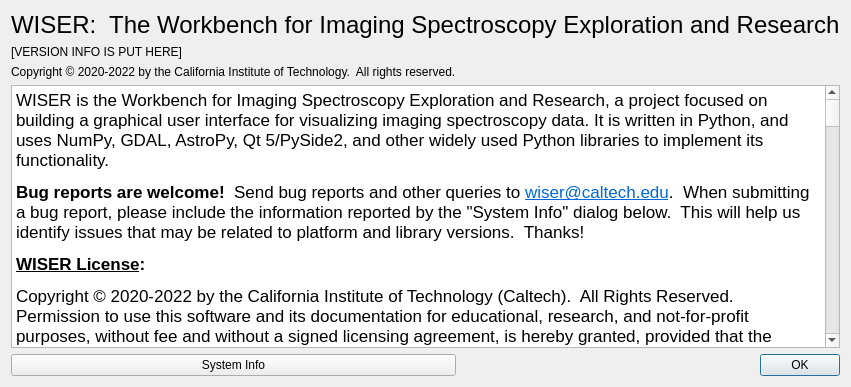
First picture: the form in src/wiser/gui/ui_files/about_dialog.ui, repository Ehlmann-research-group/WISER, before the edit.
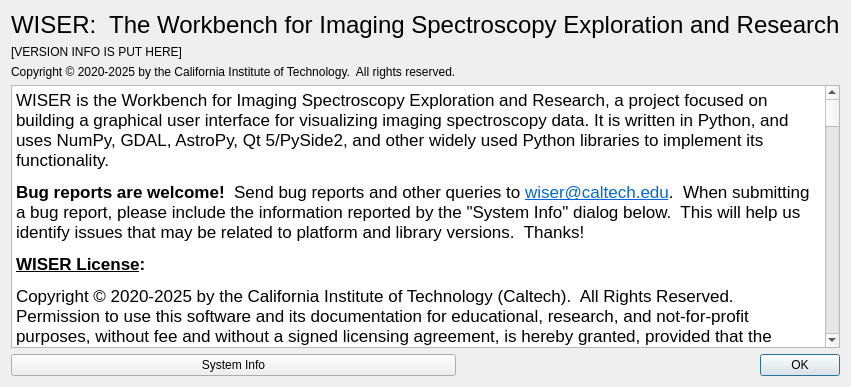
Second picture: the form after the edit.

What changed in the file:
```diff
--- a/src/wiser/gui/ui_files/about_dialog.ui
+++ b/src/wiser/gui/ui_files/about_dialog.ui
@@ -6,7 +6,7 @@
    <rect>
     <x>0</x>
     <y>0</y>
-    <width>641</width>
+    <width>836</width>
     <height>387</height>
    </rect>
   </property>
@@ -23,63 +23,63 @@
       <string>&lt;!DOCTYPE HTML PUBLIC &quot;-//W3C//DTD HTML 4.0//EN&quot; &quot;http://www.w3.org/TR/REC-html40/strict.dtd&quot;&gt;
 &lt;html&gt;&lt;head&gt;&lt;meta name=&quot;qrichtext&quot; content=&quot;1&quot; /&gt;&lt;style type=&quot;text/css&quot;&gt;
 p, li { white-space: pre-wrap; }
-&lt;/style&gt;&lt;/head&gt;&lt;body style=&quot; font-family:'.AppleSystemUIFont'; font-size:13pt; font-weight:400; font-style:normal;&quot;&gt;
-&lt;p style=&quot; margin-top:0px; margin-bottom:0px; margin-left:0px; margin-right:0px; -qt-block-indent:0; text-indent:0px;&quot;&gt;WISER is the Workbench for Imaging Spectroscopy Exploration and Research, a project focused on building a graphical user interface for visualizing imaging spectroscopy data. It is written in Python, and uses NumPy, GDAL, AstroPy, Qt 5/PySide2, and other widely used Python libraries to implement its functionality.&lt;/p&gt;
-&lt;p style=&quot; margin-top:12px; margin-bottom:12px; margin-left:0px; margin-right:0px; -qt-block-indent:0; text-indent:0px;&quot;&gt;&lt;span style=&quot; font-weight:600;&quot;&gt;Bug reports are welcome!&lt;/span&gt;  Send bug reports and other queries to &lt;a href=&quot;mailto:wiser@caltech.edu&quot;&gt;&lt;span style=&quot; text-decoration: underline; color:#0068da;&quot;&gt;wiser@caltech.edu&lt;/span&gt;&lt;/a&gt;.  When submitting a bug report, please include the information reported by the &amp;quot;System Info&amp;quot; dialog below.  This will help us identify issues that may be related to platform and library versions.  Thanks!&lt;/p&gt;
-&lt;p style=&quot; margin-top:12px; margin-bottom:12px; margin-left:0px; margin-right:0px; -qt-block-indent:0; text-indent:0px;&quot;&gt;&lt;span style=&quot; font-weight:600; text-decoration: underline;&quot;&gt;WISER License&lt;/span&gt;&lt;span style=&quot; font-weight:600;&quot;&gt;:&lt;/span&gt;&lt;/p&gt;
-&lt;p style=&quot; margin-top:12px; margin-bottom:12px; margin-left:0px; margin-right:0px; -qt-block-indent:0; text-indent:0px;&quot;&gt;Copyright © 2020-2022 by the California Institute of Technology (Caltech).  All Rights Reserved.  Permission to use this software and its documentation for educational, research, and not-for-profit purposes, without fee and without a signed licensing agreement, is hereby granted, provided that the above copyright notice, this paragraph and the following two paragraphs appear in all copies, modifications, and distributions.  Contact the Caltech Technology Transfer and Corporate Partnerships Office, 1200 E. California Blvd., Pasadena, CA 91125, (626) 395-3066, &lt;a href=&quot;mailto:innovation@caltech.edu&quot;&gt;&lt;span style=&quot; text-decoration: underline; color:#0068da;&quot;&gt;innovation@caltech.edu&lt;/span&gt;&lt;/a&gt;, &lt;a href=&quot;https://innovation.caltech.edu&quot;&gt;&lt;span style=&quot; text-decoration: underline; color:#0068da;&quot;&gt;https://innovation.caltech.edu&lt;/span&gt;&lt;/a&gt; for commercial licensing opportunities.&lt;/p&gt;
-&lt;p style=&quot; margin-top:12px; margin-bottom:12px; margin-left:0px; margin-right:0px; -qt-block-indent:0; text-indent:0px;&quot;&gt;IN NO EVENT SHALL CALTECH BE LIABLE TO ANY PARTY FOR DIRECT, INDIRECT, SPECIAL, INCIDENTAL, OR CONSEQUENTIAL DAMAGES, INCLUDING LOST PROFITS, ARISING OUT OF THE USE OF THIS SOFTWARE AND ITS DOCUMENTATION, EVEN IF CALTECH HAS BEEN ADVISED OF THE POSSIBILITY OF SUCH DAMAGE.&lt;/p&gt;
-&lt;p style=&quot; margin-top:12px; margin-bottom:12px; margin-left:0px; margin-right:0px; -qt-block-indent:0; text-indent:0px;&quot;&gt;CALTECH SPECIFICALLY DISCLAIMS ANY WARRANTIES, INCLUDING, BUT NOT LIMITED TO, THE IMPLIED WARRANTIES OF MERCHANTABILITY AND FITNESS FOR A PARTICULAR PURPOSE.  THE SOFTWARE AND ACCOMPANYING DOCUMENTATION, IF ANY, PROVIDED HEREUNDER IS PROVIDED &amp;quot;AS IS&amp;quot;.  CALTECH HAS NO OBLIGATION TO PROVIDE MAINTENANCE, SUPPORT, UPDATES, ENHANCEMENTS, OR MODIFICATIONS.&lt;/p&gt;
-&lt;p style=&quot; margin-top:12px; margin-bottom:12px; margin-left:0px; margin-right:0px; -qt-block-indent:0; text-indent:0px;&quot;&gt;&lt;span style=&quot; font-weight:600; text-decoration: underline;&quot;&gt;The following are license notices for software used in WISER&lt;/span&gt;&lt;span style=&quot; font-weight:600;&quot;&gt;:&lt;/span&gt;&lt;/p&gt;
-&lt;p style=&quot; margin-top:12px; margin-bottom:12px; margin-left:0px; margin-right:0px; -qt-block-indent:0; text-indent:0px;&quot;&gt;&lt;span style=&quot; font-weight:600;&quot;&gt;AstroPy:&lt;/span&gt;&lt;/p&gt;
-&lt;p style=&quot; margin-top:12px; margin-bottom:12px; margin-left:0px; margin-right:0px; -qt-block-indent:0; text-indent:0px;&quot;&gt;Copyright (c) 2011-2017, Astropy Developers.  All rights reserved.&lt;/p&gt;
-&lt;p style=&quot; margin-top:12px; margin-bottom:12px; margin-left:0px; margin-right:0px; -qt-block-indent:0; text-indent:0px;&quot;&gt;Redistribution and use in source and binary forms, with or without modification, are permitted provided that the following conditions are met:&lt;/p&gt;
-&lt;ul style=&quot;margin-top: 0px; margin-bottom: 0px; margin-left: 0px; margin-right: 0px; -qt-list-indent: 1;&quot;&gt;&lt;li style=&quot;&quot; style=&quot; margin-top:12px; margin-bottom:12px; margin-left:0px; margin-right:0px; -qt-block-indent:0; text-indent:0px;&quot;&gt;Redistributions of source code must retain the above copyright notice, this list of conditions and the following disclaimer.&lt;/li&gt;
-&lt;li style=&quot;&quot; style=&quot; margin-top:12px; margin-bottom:12px; margin-left:0px; margin-right:0px; -qt-block-indent:0; text-indent:0px;&quot;&gt;Redistributions in binary form must reproduce the above copyright notice, this list of conditions and the following disclaimer in the documentation and/or other materials provided with the distribution.&lt;/li&gt;
-&lt;li style=&quot;&quot; style=&quot; margin-top:12px; margin-bottom:12px; margin-left:0px; margin-right:0px; -qt-block-indent:0; text-indent:0px;&quot;&gt;Neither the name of the Astropy Team nor the names of its contributors may be used to endorse or promote products derived from this software without specific prior written permission.&lt;/li&gt;&lt;/ul&gt;
-&lt;p style=&quot; margin-top:12px; margin-bottom:12px; margin-left:0px; margin-right:0px; -qt-block-indent:0; text-indent:0px;&quot;&gt;THIS SOFTWARE IS PROVIDED BY THE COPYRIGHT HOLDERS AND CONTRIBUTORS “AS IS” AND ANY EXPRESS OR IMPLIED WARRANTIES, INCLUDING, BUT NOT LIMITED TO, THE IMPLIED WARRANTIES OF MERCHANTABILITY AND FITNESS FOR A PARTICULAR PURPOSE ARE DISCLAIMED. IN NO EVENT SHALL THE COPYRIGHT HOLDER OR CONTRIBUTORS BE LIABLE FOR ANY DIRECT, INDIRECT, INCIDENTAL, SPECIAL, EXEMPLARY, OR CONSEQUENTIAL DAMAGES (INCLUDING, BUT NOT LIMITED TO, PROCUREMENT OF SUBSTITUTE GOODS OR SERVICES; LOSS OF USE, DATA, OR PROFITS; OR BUSINESS INTERRUPTION) HOWEVER CAUSED AND ON ANY THEORY OF LIABILITY, WHETHER IN CONTRACT, STRICT LIABILITY, OR TORT (INCLUDING NEGLIGENCE OR OTHERWISE) ARISING IN ANY WAY OUT OF THE USE OF THIS SOFTWARE, EVEN IF ADVISED OF THE POSSIBILITY OF SUCH DAMAGE.&lt;/p&gt;
-&lt;p style=&quot; margin-top:12px; margin-bottom:12px; margin-left:0px; margin-right:0px; -qt-block-indent:0; text-indent:0px;&quot;&gt;&lt;span style=&quot; font-weight:600;&quot;&gt;GDAL:&lt;/span&gt;&lt;/p&gt;
-&lt;p style=&quot; margin-top:12px; margin-bottom:12px; margin-left:0px; margin-right:0px; -qt-block-indent:0; text-indent:0px;&quot;&gt;In general GDAL/OGR is licensed under an MIT/X style license with the following terms:&lt;/p&gt;
-&lt;p style=&quot; margin-top:12px; margin-bottom:12px; margin-left:0px; margin-right:0px; -qt-block-indent:0; text-indent:0px;&quot;&gt;Permission is hereby granted, free of charge, to any person obtaining a copy of this software and associated documentation files (the “Software”), to deal in the Software without restriction, including without limitation the rights to use, copy, modify, merge, publish, distribute, sublicense, and/or sell copies of the Software, and to permit persons to whom the Software is furnished to do so, subject to the following conditions:&lt;/p&gt;
-&lt;p style=&quot; margin-top:12px; margin-bottom:12px; margin-left:0px; margin-right:0px; -qt-block-indent:0; text-indent:0px;&quot;&gt;The above copyright notice and this permission notice shall be included in all copies or substantial portions of the Software.&lt;/p&gt;
-&lt;p style=&quot; margin-top:12px; margin-bottom:12px; margin-left:0px; margin-right:0px; -qt-block-indent:0; text-indent:0px;&quot;&gt;THE SOFTWARE IS PROVIDED “AS IS”, WITHOUT WARRANTY OF ANY KIND, EXPRESS OR IMPLIED, INCLUDING BUT NOT LIMITED TO THE WARRANTIES OF MERCHANTABILITY, FITNESS FOR A PARTICULAR PURPOSE AND NONINFRINGEMENT. IN NO EVENT SHALL THE AUTHORS OR COPYRIGHT HOLDERS BE LIABLE FOR ANY CLAIM, DAMAGES OR OTHER LIABILITY, WHETHER IN AN ACTION OF CONTRACT, TORT OR OTHERWISE, ARISING FROM, OUT OF OR IN CONNECTION WITH THE SOFTWARE OR THE USE OR OTHER DEALINGS IN THE SOFTWARE.&lt;/p&gt;
-&lt;p style=&quot; margin-top:12px; margin-bottom:12px; margin-left:0px; margin-right:0px; -qt-block-indent:0; text-indent:0px;&quot;&gt;&lt;span style=&quot; font-weight:600;&quot;&gt;NumPy:&lt;/span&gt;&lt;/p&gt;
-&lt;p style=&quot; margin-top:12px; margin-bottom:12px; margin-left:0px; margin-right:0px; -qt-block-indent:0; text-indent:0px;&quot;&gt;Copyright (c) 2005, NumPy Developers.  All rights reserved.&lt;/p&gt;
-&lt;p style=&quot; margin-top:12px; margin-bottom:12px; margin-left:0px; margin-right:0px; -qt-block-indent:0; text-indent:0px;&quot;&gt;Redistribution and use in source and binary forms, with or without modification, are permitted provided that the following conditions are met:&lt;/p&gt;
-&lt;ul style=&quot;margin-top: 0px; margin-bottom: 0px; margin-left: 0px; margin-right: 0px; -qt-list-indent: 1;&quot;&gt;&lt;li style=&quot;&quot; style=&quot; margin-top:12px; margin-bottom:12px; margin-left:0px; margin-right:0px; -qt-block-indent:0; text-indent:0px;&quot;&gt;Redistributions of source code must retain the above copyright notice, this list of conditions and the following disclaimer.&lt;/li&gt;
-&lt;li style=&quot;&quot; style=&quot; margin-top:12px; margin-bottom:12px; margin-left:0px; margin-right:0px; -qt-block-indent:0; text-indent:0px;&quot;&gt;Redistributions in binary form must reproduce the above copyright notice, this list of conditions and the following disclaimer in the documentation and/or other materials provided with the distribution.&lt;/li&gt;
-&lt;li style=&quot;&quot; style=&quot; margin-top:12px; margin-bottom:12px; margin-left:0px; margin-right:0px; -qt-block-indent:0; text-indent:0px;&quot;&gt;Neither the name of the NumPy Developers nor the names of any contributors may be used to endorse or promote products derived from this software without specific prior written permission.&lt;/li&gt;&lt;/ul&gt;
-&lt;p style=&quot; margin-top:12px; margin-bottom:12px; margin-left:0px; margin-right:0px; -qt-block-indent:0; text-indent:0px;&quot;&gt;THIS SOFTWARE IS PROVIDED BY THE COPYRIGHT HOLDERS AND CONTRIBUTORS “AS IS” AND ANY EXPRESS OR IMPLIED WARRANTIES, INCLUDING, BUT NOT LIMITED TO, THE IMPLIED WARRANTIES OF MERCHANTABILITY AND FITNESS FOR A PARTICULAR PURPOSE ARE DISCLAIMED. IN NO EVENT SHALL THE COPYRIGHT OWNER OR CONTRIBUTORS BE LIABLE FOR ANY DIRECT, INDIRECT, INCIDENTAL, SPECIAL, EXEMPLARY, OR CONSEQUENTIAL DAMAGES (INCLUDING, BUT NOT LIMITED TO, PROCUREMENT OF SUBSTITUTE GOODS OR SERVICES; LOSS OF USE, DATA, OR PROFITS; OR BUSINESS INTERRUPTION) HOWEVER CAUSED AND ON ANY THEORY OF LIABILITY, WHETHER IN CONTRACT, STRICT LIABILITY, OR TORT (INCLUDING NEGLIGENCE OR OTHERWISE) ARISING IN ANY WAY OUT OF THE USE OF THIS SOFTWARE, EVEN IF ADVISED OF THE POSSIBILITY OF SUCH DAMAGE.&lt;/p&gt;
-&lt;p style=&quot; margin-top:12px; margin-bottom:12px; margin-left:0px; margin-right:0px; -qt-block-indent:0; text-indent:0px;&quot;&gt;&lt;span style=&quot; font-weight:600;&quot;&gt;Lark parser framework:&lt;/span&gt;&lt;/p&gt;
-&lt;p style=&quot; margin-top:0px; margin-bottom:0px; margin-left:0px; margin-right:0px; -qt-block-indent:0; text-indent:0px;&quot;&gt;Copyright © 2017 Erez Shinan&lt;/p&gt;
-&lt;p style=&quot;-qt-paragraph-type:empty; margin-top:0px; margin-bottom:0px; margin-left:0px; margin-right:0px; -qt-block-indent:0; text-indent:0px;&quot;&gt;&lt;br /&gt;&lt;/p&gt;
-&lt;p style=&quot; margin-top:0px; margin-bottom:0px; margin-left:0px; margin-right:0px; -qt-block-indent:0; text-indent:0px;&quot;&gt;Permission is hereby granted, free of charge, to any person obtaining a copy of this software and associated documentation files (the &amp;quot;Software&amp;quot;), to deal in the Software without restriction, including without limitation the rights to use, copy, modify, merge, publish, distribute, sublicense, and/or sell copies of the Software, and to permit persons to whom the Software is furnished to do so, subject to the following conditions:&lt;/p&gt;
-&lt;p style=&quot;-qt-paragraph-type:empty; margin-top:0px; margin-bottom:0px; margin-left:0px; margin-right:0px; -qt-block-indent:0; text-indent:0px;&quot;&gt;&lt;br /&gt;&lt;/p&gt;
-&lt;p style=&quot; margin-top:0px; margin-bottom:0px; margin-left:0px; margin-right:0px; -qt-block-indent:0; text-indent:0px;&quot;&gt;The above copyright notice and this permission notice shall be included in all copies or substantial portions of the Software.&lt;/p&gt;
-&lt;p style=&quot;-qt-paragraph-type:empty; margin-top:0px; margin-bottom:0px; margin-left:0px; margin-right:0px; -qt-block-indent:0; text-indent:0px;&quot;&gt;&lt;br /&gt;&lt;/p&gt;
-&lt;p style=&quot; margin-top:0px; margin-bottom:0px; margin-left:0px; margin-right:0px; -qt-block-indent:0; text-indent:0px;&quot;&gt;THE SOFTWARE IS PROVIDED &amp;quot;AS IS&amp;quot;, WITHOUT WARRANTY OF ANY KIND, EXPRESS OR IMPLIED, INCLUDING BUT NOT LIMITED TO THE WARRANTIES OF MERCHANTABILITY, FITNESS FOR A PARTICULAR PURPOSE AND NONINFRINGEMENT.  IN NO EVENT SHALL THE AUTHORS OR COPYRIGHT HOLDERS BE LIABLE FOR ANY CLAIM, DAMAGES OR OTHER LIABILITY, WHETHER IN AN ACTION OF CONTRACT, TORT OR OTHERWISE, ARISING FROM, OUT OF OR IN CONNECTION WITH THE SOFTWARE OR THE USE OR OTHER DEALINGS IN THE SOFTWARE.&lt;/p&gt;
-&lt;p style=&quot; margin-top:12px; margin-bottom:12px; margin-left:0px; margin-right:0px; -qt-block-indent:0; text-indent:0px;&quot;&gt;&lt;span style=&quot; font-weight:600;&quot;&gt;Pillow (PIL Fork):&lt;/span&gt;&lt;/p&gt;
-&lt;p style=&quot; margin-top:12px; margin-bottom:12px; margin-left:0px; margin-right:0px; -qt-block-indent:0; text-indent:0px;&quot;&gt;The Python Imaging Library (PIL) is&lt;/p&gt;
-&lt;p style=&quot; margin-top:0px; margin-bottom:0px; margin-left:0px; margin-right:0px; -qt-block-indent:0; text-indent:0px;&quot;&gt;	Copyright © 1997-2011 by Secret Labs AB&lt;/p&gt;
-&lt;p style=&quot; margin-top:0px; margin-bottom:0px; margin-left:0px; margin-right:0px; -qt-block-indent:0; text-indent:0px;&quot;&gt;	Copyright © 1995-2011 by Fredrik Lundh&lt;/p&gt;
-&lt;p style=&quot;-qt-paragraph-type:empty; margin-top:0px; margin-bottom:0px; margin-left:0px; margin-right:0px; -qt-block-indent:0; text-indent:0px;&quot;&gt;&lt;br /&gt;&lt;/p&gt;
-&lt;p style=&quot; margin-top:0px; margin-bottom:0px; margin-left:0px; margin-right:0px; -qt-block-indent:0; text-indent:0px;&quot;&gt;Pillow is the friendly PIL fork. It is&lt;/p&gt;
-&lt;p style=&quot;-qt-paragraph-type:empty; margin-top:0px; margin-bottom:0px; margin-left:0px; margin-right:0px; -qt-block-indent:0; text-indent:0px;&quot;&gt;&lt;br /&gt;&lt;/p&gt;
-&lt;p style=&quot; margin-top:0px; margin-bottom:0px; margin-left:0px; margin-right:0px; -qt-block-indent:0; text-indent:0px;&quot;&gt;	Copyright © 2010-2020 by Alex Clark and contributors&lt;/p&gt;
-&lt;p style=&quot;-qt-paragraph-type:empty; margin-top:0px; margin-bottom:0px; margin-left:0px; margin-right:0px; -qt-block-indent:0; text-indent:0px;&quot;&gt;&lt;br /&gt;&lt;/p&gt;
-&lt;p style=&quot; margin-top:0px; margin-bottom:0px; margin-left:0px; margin-right:0px; -qt-block-indent:0; text-indent:0px;&quot;&gt;Like PIL, Pillow is licensed under the open source PIL Software License:&lt;/p&gt;
-&lt;p style=&quot;-qt-paragraph-type:empty; margin-top:0px; margin-bottom:0px; margin-left:0px; margin-right:0px; -qt-block-indent:0; text-indent:0px;&quot;&gt;&lt;br /&gt;&lt;/p&gt;
-&lt;p style=&quot; margin-top:0px; margin-bottom:0px; margin-left:0px; margin-right:0px; -qt-block-indent:0; text-indent:0px;&quot;&gt;By obtaining, using, and/or copying this software and/or its associated documentation, you agree that you have read, understood, and will comply with the following terms and conditions:&lt;/p&gt;
-&lt;p style=&quot;-qt-paragraph-type:empty; margin-top:0px; margin-bottom:0px; margin-left:0px; margin-right:0px; -qt-block-indent:0; text-indent:0px;&quot;&gt;&lt;br /&gt;&lt;/p&gt;
-&lt;p style=&quot; margin-top:0px; margin-bottom:0px; margin-left:0px; margin-right:0px; -qt-block-indent:0; text-indent:0px;&quot;&gt;Permission to use, copy, modify, and distribute this software and its associated documentation for any purpose and without fee is hereby granted, provided that the above copyright notice appears in all copies, and that both that copyright notice and this permission notice appear in supporting&lt;/p&gt;
-&lt;p style=&quot; margin-top:0px; margin-bottom:0px; margin-left:0px; margin-right:0px; -qt-block-indent:0; text-indent:0px;&quot;&gt;documentation, and that the name of Secret Labs AB or the author not be used in advertising or publicity pertaining to distribution of the software without specific, written prior permission.&lt;/p&gt;
-&lt;p style=&quot;-qt-paragraph-type:empty; margin-top:0px; margin-bottom:0px; margin-left:0px; margin-right:0px; -qt-block-indent:0; text-indent:0px;&quot;&gt;&lt;br /&gt;&lt;/p&gt;
-&lt;p style=&quot; margin-top:0px; margin-bottom:0px; margin-left:0px; margin-right:0px; -qt-block-indent:0; text-indent:0px;&quot;&gt;SECRET LABS AB AND THE AUTHOR DISCLAIMS ALL WARRANTIES WITH REGARD TO THIS SOFTWARE, INCLUDING ALL IMPLIED WARRANTIES OF MERCHANTABILITY AND FITNESS.  IN NO EVENT SHALL SECRET LABS AB OR THE AUTHOR BE LIABLE FOR ANY SPECIAL, INDIRECT OR CONSEQUENTIAL DAMAGES OR ANY DAMAGES WHATSOEVER RESULTING FROM LOSS OF USE, DATA OR PROFITS, WHETHER IN AN ACTION OF CONTRACT, NEGLIGENCE OR OTHER TORTIOUS ACTION, ARISING OUT OF OR IN CONNECTION WITH THE USE OR&lt;/p&gt;
-&lt;p style=&quot; margin-top:0px; margin-bottom:0px; margin-left:0px; margin-right:0px; -qt-block-indent:0; text-indent:0px;&quot;&gt;PERFORMANCE OF THIS SOFTWARE.&lt;/p&gt;
-&lt;p style=&quot;-qt-paragraph-type:empty; margin-top:0px; margin-bottom:0px; margin-left:0px; margin-right:0px; -qt-block-indent:0; text-indent:0px;&quot;&gt;&lt;br /&gt;&lt;/p&gt;
-&lt;p style=&quot; margin-top:0px; margin-bottom:0px; margin-left:0px; margin-right:0px; -qt-block-indent:0; text-indent:0px;&quot;&gt;&lt;span style=&quot; font-weight:600;&quot;&gt;Qt 5 / PySide2:&lt;/span&gt;&lt;/p&gt;
-&lt;p style=&quot;-qt-paragraph-type:empty; margin-top:0px; margin-bottom:0px; margin-left:0px; margin-right:0px; -qt-block-indent:0; text-indent:0px;&quot;&gt;&lt;br /&gt;&lt;/p&gt;
-&lt;p style=&quot; margin-top:0px; margin-bottom:0px; margin-left:0px; margin-right:0px; -qt-block-indent:0; text-indent:0px;&quot;&gt;See https://doc.qt.io/qt-5/opensourcelicense.html for licensing details of Qt 5 and PySide2.&lt;/p&gt;&lt;/body&gt;&lt;/html&gt;</string>
+&lt;/style&gt;&lt;/head&gt;&lt;body style=&quot; font-family:'MS Shell Dlg 2'; font-size:8pt; font-weight:400; font-style:normal;&quot;&gt;
+&lt;p style=&quot; margin-top:0px; margin-bottom:0px; margin-left:0px; margin-right:0px; -qt-block-indent:0; text-indent:0px;&quot;&gt;&lt;span style=&quot; font-family:'.AppleSystemUIFont'; font-size:13pt;&quot;&gt;WISER is the Workbench for Imaging Spectroscopy Exploration and Research, a project focused on building a graphical user interface for visualizing imaging spectroscopy data. It is written in Python, and uses NumPy, GDAL, AstroPy, Qt 5/PySide2, and other widely used Python libraries to implement its functionality.&lt;/span&gt;&lt;/p&gt;
+&lt;p style=&quot; margin-top:12px; margin-bottom:12px; margin-left:0px; margin-right:0px; -qt-block-indent:0; text-indent:0px;&quot;&gt;&lt;span style=&quot; font-family:'.AppleSystemUIFont'; font-size:13pt; font-weight:600;&quot;&gt;Bug reports are welcome!&lt;/span&gt;&lt;span style=&quot; font-family:'.AppleSystemUIFont'; font-size:13pt;&quot;&gt;  Send bug reports and other queries to &lt;/span&gt;&lt;a href=&quot;mailto:wiser@caltech.edu&quot;&gt;&lt;span style=&quot; font-family:'.AppleSystemUIFont'; font-size:13pt; text-decoration: underline; color:#0068da;&quot;&gt;wiser@caltech.edu&lt;/span&gt;&lt;/a&gt;&lt;span style=&quot; font-family:'.AppleSystemUIFont'; font-size:13pt;&quot;&gt;.  When submitting a bug report, please include the information reported by the &amp;quot;System Info&amp;quot; dialog below.  This will help us identify issues that may be related to platform and library versions.  Thanks!&lt;/span&gt;&lt;/p&gt;
+&lt;p style=&quot; margin-top:12px; margin-bottom:12px; margin-left:0px; margin-right:0px; -qt-block-indent:0; text-indent:0px;&quot;&gt;&lt;span style=&quot; font-family:'.AppleSystemUIFont'; font-size:13pt; font-weight:600; text-decoration: underline;&quot;&gt;WISER License&lt;/span&gt;&lt;span style=&quot; font-family:'.AppleSystemUIFont'; font-size:13pt; font-weight:600;&quot;&gt;:&lt;/span&gt;&lt;/p&gt;
+&lt;p style=&quot; margin-top:12px; margin-bottom:12px; margin-left:0px; margin-right:0px; -qt-block-indent:0; text-indent:0px;&quot;&gt;&lt;span style=&quot; font-family:'.AppleSystemUIFont'; font-size:13pt;&quot;&gt;Copyright © 2020-2025 by the California Institute of Technology (Caltech).  All Rights Reserved.  Permission to use this software and its documentation for educational, research, and not-for-profit purposes, without fee and without a signed licensing agreement, is hereby granted, provided that the above copyright notice, this paragraph and the following two paragraphs appear in all copies, modifications, and distributions.  Contact the Caltech Technology Transfer and Corporate Partnerships Office, 1200 E. California Blvd., Pasadena, CA 91125, (626) 395-3066, &lt;/span&gt;&lt;a href=&quot;mailto:innovation@caltech.edu&quot;&gt;&lt;span style=&quot; font-family:'.AppleSystemUIFont'; font-size:13pt; text-decoration: underline; color:#0068da;&quot;&gt;innovation@caltech.edu&lt;/span&gt;&lt;/a&gt;&lt;span style=&quot; font-family:'.AppleSystemUIFont'; font-size:13pt;&quot;&gt;, &lt;/span&gt;&lt;a href=&quot;https://innovation.caltech.edu&quot;&gt;&lt;span style=&quot; font-family:'.AppleSystemUIFont'; font-size:13pt; text-decoration: underline; color:#0068da;&quot;&gt;https://innovation.caltech.edu&lt;/span&gt;&lt;/a&gt;&lt;span style=&quot; font-family:'.AppleSystemUIFont'; font-size:13pt;&quot;&gt; for commercial licensing opportunities.&lt;/span&gt;&lt;/p&gt;
+&lt;p style=&quot; margin-top:12px; margin-bottom:12px; margin-left:0px; margin-right:0px; -qt-block-indent:0; text-indent:0px;&quot;&gt;&lt;span style=&quot; font-family:'.AppleSystemUIFont'; font-size:13pt;&quot;&gt;IN NO EVENT SHALL CALTECH BE LIABLE TO ANY PARTY FOR DIRECT, INDIRECT, SPECIAL, INCIDENTAL, OR CONSEQUENTIAL DAMAGES, INCLUDING LOST PROFITS, ARISING OUT OF THE USE OF THIS SOFTWARE AND ITS DOCUMENTATION, EVEN IF CALTECH HAS BEEN ADVISED OF THE POSSIBILITY OF SUCH DAMAGE.&lt;/span&gt;&lt;/p&gt;
+&lt;p style=&quot; margin-top:12px; margin-bottom:12px; margin-left:0px; margin-right:0px; -qt-block-indent:0; text-indent:0px;&quot;&gt;&lt;span style=&quot; font-family:'.AppleSystemUIFont'; font-size:13pt;&quot;&gt;CALTECH SPECIFICALLY DISCLAIMS ANY WARRANTIES, INCLUDING, BUT NOT LIMITED TO, THE IMPLIED WARRANTIES OF MERCHANTABILITY AND FITNESS FOR A PARTICULAR PURPOSE.  THE SOFTWARE AND ACCOMPANYING DOCUMENTATION, IF ANY, PROVIDED HEREUNDER IS PROVIDED &amp;quot;AS IS&amp;quot;.  CALTECH HAS NO OBLIGATION TO PROVIDE MAINTENANCE, SUPPORT, UPDATES, ENHANCEMENTS, OR MODIFICATIONS.&lt;/span&gt;&lt;/p&gt;
+&lt;p style=&quot; margin-top:12px; margin-bottom:12px; margin-left:0px; margin-right:0px; -qt-block-indent:0; text-indent:0px;&quot;&gt;&lt;span style=&quot; font-family:'.AppleSystemUIFont'; font-size:13pt; font-weight:600; text-decoration: underline;&quot;&gt;The following are license notices for software used in WISER&lt;/span&gt;&lt;span style=&quot; font-family:'.AppleSystemUIFont'; font-size:13pt; font-weight:600;&quot;&gt;:&lt;/span&gt;&lt;/p&gt;
+&lt;p style=&quot; margin-top:12px; margin-bottom:12px; margin-left:0px; margin-right:0px; -qt-block-indent:0; text-indent:0px;&quot;&gt;&lt;span style=&quot; font-family:'.AppleSystemUIFont'; font-size:13pt; font-weight:600;&quot;&gt;AstroPy:&lt;/span&gt;&lt;/p&gt;
+&lt;p style=&quot; margin-top:12px; margin-bottom:12px; margin-left:0px; margin-right:0px; -qt-block-indent:0; text-indent:0px;&quot;&gt;&lt;span style=&quot; font-family:'.AppleSystemUIFont'; font-size:13pt;&quot;&gt;Copyright (c) 2011-2017, Astropy Developers.  All rights reserved.&lt;/span&gt;&lt;/p&gt;
+&lt;p style=&quot; margin-top:12px; margin-bottom:12px; margin-left:0px; margin-right:0px; -qt-block-indent:0; text-indent:0px;&quot;&gt;&lt;span style=&quot; font-family:'.AppleSystemUIFont'; font-size:13pt;&quot;&gt;Redistribution and use in source and binary forms, with or without modification, are permitted provided that the following conditions are met:&lt;/span&gt;&lt;/p&gt;
+&lt;ul style=&quot;margin-top: 0px; margin-bottom: 0px; margin-left: 0px; margin-right: 0px; -qt-list-indent: 1;&quot;&gt;&lt;li style=&quot; font-family:'.AppleSystemUIFont'; font-size:13pt;&quot; style=&quot; margin-top:12px; margin-bottom:12px; margin-left:0px; margin-right:0px; -qt-block-indent:0; text-indent:0px;&quot;&gt;Redistributions of source code must retain the above copyright notice, this list of conditions and the following disclaimer.&lt;/li&gt;
+&lt;li style=&quot; font-family:'.AppleSystemUIFont'; font-size:13pt;&quot; style=&quot; margin-top:12px; margin-bottom:12px; margin-left:0px; margin-right:0px; -qt-block-indent:0; text-indent:0px;&quot;&gt;Redistributions in binary form must reproduce the above copyright notice, this list of conditions and the following disclaimer in the documentation and/or other materials provided with the distribution.&lt;/li&gt;
+&lt;li style=&quot; font-family:'.AppleSystemUIFont'; font-size:13pt;&quot; style=&quot; margin-top:12px; margin-bottom:12px; margin-left:0px; margin-right:0px; -qt-block-indent:0; text-indent:0px;&quot;&gt;Neither the name of the Astropy Team nor the names of its contributors may be used to endorse or promote products derived from this software without specific prior written permission.&lt;/li&gt;&lt;/ul&gt;
+&lt;p style=&quot; margin-top:12px; margin-bottom:12px; margin-left:0px; margin-right:0px; -qt-block-indent:0; text-indent:0px;&quot;&gt;&lt;span style=&quot; font-family:'.AppleSystemUIFont'; font-size:13pt;&quot;&gt;THIS SOFTWARE IS PROVIDED BY THE COPYRIGHT HOLDERS AND CONTRIBUTORS “AS IS” AND ANY EXPRESS OR IMPLIED WARRANTIES, INCLUDING, BUT NOT LIMITED TO, THE IMPLIED WARRANTIES OF MERCHANTABILITY AND FITNESS FOR A PARTICULAR PURPOSE ARE DISCLAIMED. IN NO EVENT SHALL THE COPYRIGHT HOLDER OR CONTRIBUTORS BE LIABLE FOR ANY DIRECT, INDIRECT, INCIDENTAL, SPECIAL, EXEMPLARY, OR CONSEQUENTIAL DAMAGES (INCLUDING, BUT NOT LIMITED TO, PROCUREMENT OF SUBSTITUTE GOODS OR SERVICES; LOSS OF USE, DATA, OR PROFITS; OR BUSINESS INTERRUPTION) HOWEVER CAUSED AND ON ANY THEORY OF LIABILITY, WHETHER IN CONTRACT, STRICT LIABILITY, OR TORT (INCLUDING NEGLIGENCE OR OTHERWISE) ARISING IN ANY WAY OUT OF THE USE OF THIS SOFTWARE, EVEN IF ADVISED OF THE POSSIBILITY OF SUCH DAMAGE.&lt;/span&gt;&lt;/p&gt;
+&lt;p style=&quot; margin-top:12px; margin-bottom:12px; margin-left:0px; margin-right:0px; -qt-block-indent:0; text-indent:0px;&quot;&gt;&lt;span style=&quot; font-family:'.AppleSystemUIFont'; font-size:13pt; font-weight:600;&quot;&gt;GDAL:&lt;/span&gt;&lt;/p&gt;
+&lt;p style=&quot; margin-top:12px; margin-bottom:12px; margin-left:0px; margin-right:0px; -qt-block-indent:0; text-indent:0px;&quot;&gt;&lt;span style=&quot; font-family:'.AppleSystemUIFont'; font-size:13pt;&quot;&gt;In general GDAL/OGR is licensed under an MIT/X style license with the following terms:&lt;/span&gt;&lt;/p&gt;
+&lt;p style=&quot; margin-top:12px; margin-bottom:12px; margin-left:0px; margin-right:0px; -qt-block-indent:0; text-indent:0px;&quot;&gt;&lt;span style=&quot; font-family:'.AppleSystemUIFont'; font-size:13pt;&quot;&gt;Permission is hereby granted, free of charge, to any person obtaining a copy of this software and associated documentation files (the “Software”), to deal in the Software without restriction, including without limitation the rights to use, copy, modify, merge, publish, distribute, sublicense, and/or sell copies of the Software, and to permit persons to whom the Software is furnished to do so, subject to the following conditions:&lt;/span&gt;&lt;/p&gt;
+&lt;p style=&quot; margin-top:12px; margin-bottom:12px; margin-left:0px; margin-right:0px; -qt-block-indent:0; text-indent:0px;&quot;&gt;&lt;span style=&quot; font-family:'.AppleSystemUIFont'; font-size:13pt;&quot;&gt;The above copyright notice and this permission notice shall be included in all copies or substantial portions of the Software.&lt;/span&gt;&lt;/p&gt;
+&lt;p style=&quot; margin-top:12px; margin-bottom:12px; margin-left:0px; margin-right:0px; -qt-block-indent:0; text-indent:0px;&quot;&gt;&lt;span style=&quot; font-family:'.AppleSystemUIFont'; font-size:13pt;&quot;&gt;THE SOFTWARE IS PROVIDED “AS IS”, WITHOUT WARRANTY OF ANY KIND, EXPRESS OR IMPLIED, INCLUDING BUT NOT LIMITED TO THE WARRANTIES OF MERCHANTABILITY, FITNESS FOR A PARTICULAR PURPOSE AND NONINFRINGEMENT. IN NO EVENT SHALL THE AUTHORS OR COPYRIGHT HOLDERS BE LIABLE FOR ANY CLAIM, DAMAGES OR OTHER LIABILITY, WHETHER IN AN ACTION OF CONTRACT, TORT OR OTHERWISE, ARISING FROM, OUT OF OR IN CONNECTION WITH THE SOFTWARE OR THE USE OR OTHER DEALINGS IN THE SOFTWARE.&lt;/span&gt;&lt;/p&gt;
+&lt;p style=&quot; margin-top:12px; margin-bottom:12px; margin-left:0px; margin-right:0px; -qt-block-indent:0; text-indent:0px;&quot;&gt;&lt;span style=&quot; font-family:'.AppleSystemUIFont'; font-size:13pt; font-weight:600;&quot;&gt;NumPy:&lt;/span&gt;&lt;/p&gt;
+&lt;p style=&quot; margin-top:12px; margin-bottom:12px; margin-left:0px; margin-right:0px; -qt-block-indent:0; text-indent:0px;&quot;&gt;&lt;span style=&quot; font-family:'.AppleSystemUIFont'; font-size:13pt;&quot;&gt;Copyright (c) 2005, NumPy Developers.  All rights reserved.&lt;/span&gt;&lt;/p&gt;
+&lt;p style=&quot; margin-top:12px; margin-bottom:12px; margin-left:0px; margin-right:0px; -qt-block-indent:0; text-indent:0px;&quot;&gt;&lt;span style=&quot; font-family:'.AppleSystemUIFont'; font-size:13pt;&quot;&gt;Redistribution and use in source and binary forms, with or without modification, are permitted provided that the following conditions are met:&lt;/span&gt;&lt;/p&gt;
+&lt;ul style=&quot;margin-top: 0px; margin-bottom: 0px; margin-left: 0px; margin-right: 0px; -qt-list-indent: 1;&quot;&gt;&lt;li style=&quot; font-family:'.AppleSystemUIFont'; font-size:13pt;&quot; style=&quot; margin-top:12px; margin-bottom:12px; margin-left:0px; margin-right:0px; -qt-block-indent:0; text-indent:0px;&quot;&gt;Redistributions of source code must retain the above copyright notice, this list of conditions and the following disclaimer.&lt;/li&gt;
+&lt;li style=&quot; font-family:'.AppleSystemUIFont'; font-size:13pt;&quot; style=&quot; margin-top:12px; margin-bottom:12px; margin-left:0px; margin-right:0px; -qt-block-indent:0; text-indent:0px;&quot;&gt;Redistributions in binary form must reproduce the above copyright notice, this list of conditions and the following disclaimer in the documentation and/or other materials provided with the distribution.&lt;/li&gt;
+&lt;li style=&quot; font-family:'.AppleSystemUIFont'; font-size:13pt;&quot; style=&quot; margin-top:12px; margin-bottom:12px; margin-left:0px; margin-right:0px; -qt-block-indent:0; text-indent:0px;&quot;&gt;Neither the name of the NumPy Developers nor the names of any contributors may be used to endorse or promote products derived from this software without specific prior written permission.&lt;/li&gt;&lt;/ul&gt;
+&lt;p style=&quot; margin-top:12px; margin-bottom:12px; margin-left:0px; margin-right:0px; -qt-block-indent:0; text-indent:0px;&quot;&gt;&lt;span style=&quot; font-family:'.AppleSystemUIFont'; font-size:13pt;&quot;&gt;THIS SOFTWARE IS PROVIDED BY THE COPYRIGHT HOLDERS AND CONTRIBUTORS “AS IS” AND ANY EXPRESS OR IMPLIED WARRANTIES, INCLUDING, BUT NOT LIMITED TO, THE IMPLIED WARRANTIES OF MERCHANTABILITY AND FITNESS FOR A PARTICULAR PURPOSE ARE DISCLAIMED. IN NO EVENT SHALL THE COPYRIGHT OWNER OR CONTRIBUTORS BE LIABLE FOR ANY DIRECT, INDIRECT, INCIDENTAL, SPECIAL, EXEMPLARY, OR CONSEQUENTIAL DAMAGES (INCLUDING, BUT NOT LIMITED TO, PROCUREMENT OF SUBSTITUTE GOODS OR SERVICES; LOSS OF USE, DATA, OR PROFITS; OR BUSINESS INTERRUPTION) HOWEVER CAUSED AND ON ANY THEORY OF LIABILITY, WHETHER IN CONTRACT, STRICT LIABILITY, OR TORT (INCLUDING NEGLIGENCE OR OTHERWISE) ARISING IN ANY WAY OUT OF THE USE OF THIS SOFTWARE, EVEN IF ADVISED OF THE POSSIBILITY OF SUCH DAMAGE.&lt;/span&gt;&lt;/p&gt;
+&lt;p style=&quot; margin-top:12px; margin-bottom:12px; margin-left:0px; margin-right:0px; -qt-block-indent:0; text-indent:0px;&quot;&gt;&lt;span style=&quot; font-family:'.AppleSystemUIFont'; font-size:13pt; font-weight:600;&quot;&gt;Lark parser framework:&lt;/span&gt;&lt;/p&gt;
+&lt;p style=&quot; margin-top:0px; margin-bottom:0px; margin-left:0px; margin-right:0px; -qt-block-indent:0; text-indent:0px;&quot;&gt;&lt;span style=&quot; font-family:'.AppleSystemUIFont'; font-size:13pt;&quot;&gt;Copyright © 2017 Erez Shinan&lt;/span&gt;&lt;/p&gt;
+&lt;p style=&quot;-qt-paragraph-type:empty; margin-top:0px; margin-bottom:0px; margin-left:0px; margin-right:0px; -qt-block-indent:0; text-indent:0px; font-family:'.AppleSystemUIFont'; font-size:13pt;&quot;&gt;&lt;br /&gt;&lt;/p&gt;
+&lt;p style=&quot; margin-top:0px; margin-bottom:0px; margin-left:0px; margin-right:0px; -qt-block-indent:0; text-indent:0px;&quot;&gt;&lt;span style=&quot; font-family:'.AppleSystemUIFont'; font-size:13pt;&quot;&gt;Permission is hereby granted, free of charge, to any person obtaining a copy of this software and associated documentation files (the &amp;quot;Software&amp;quot;), to deal in the Software without restriction, including without limitation the rights to use, copy, modify, merge, publish, distribute, sublicense, and/or sell copies of the Software, and to permit persons to whom the Software is furnished to do so, subject to the following conditions:&lt;/span&gt;&lt;/p&gt;
+&lt;p style=&quot;-qt-paragraph-type:empty; margin-top:0px; margin-bottom:0px; margin-left:0px; margin-right:0px; -qt-block-indent:0; text-indent:0px; font-family:'.AppleSystemUIFont'; font-size:13pt;&quot;&gt;&lt;br /&gt;&lt;/p&gt;
+&lt;p style=&quot; margin-top:0px; margin-bottom:0px; margin-left:0px; margin-right:0px; -qt-block-indent:0; text-indent:0px;&quot;&gt;&lt;span style=&quot; font-family:'.AppleSystemUIFont'; font-size:13pt;&quot;&gt;The above copyright notice and this permission notice shall be included in all copies or substantial portions of the Software.&lt;/span&gt;&lt;/p&gt;
+&lt;p style=&quot;-qt-paragraph-type:empty; margin-top:0px; margin-bottom:0px; margin-left:0px; margin-right:0px; -qt-block-indent:0; text-indent:0px; font-family:'.AppleSystemUIFont'; font-size:13pt;&quot;&gt;&lt;br /&gt;&lt;/p&gt;
+&lt;p style=&quot; margin-top:0px; margin-bottom:0px; margin-left:0px; margin-right:0px; -qt-block-indent:0; text-indent:0px;&quot;&gt;&lt;span style=&quot; font-family:'.AppleSystemUIFont'; font-size:13pt;&quot;&gt;THE SOFTWARE IS PROVIDED &amp;quot;AS IS&amp;quot;, WITHOUT WARRANTY OF ANY KIND, EXPRESS OR IMPLIED, INCLUDING BUT NOT LIMITED TO THE WARRANTIES OF MERCHANTABILITY, FITNESS FOR A PARTICULAR PURPOSE AND NONINFRINGEMENT.  IN NO EVENT SHALL THE AUTHORS OR COPYRIGHT HOLDERS BE LIABLE FOR ANY CLAIM, DAMAGES OR OTHER LIABILITY, WHETHER IN AN ACTION OF CONTRACT, TORT OR OTHERWISE, ARISING FROM, OUT OF OR IN CONNECTION WITH THE SOFTWARE OR THE USE OR OTHER DEALINGS IN THE SOFTWARE.&lt;/span&gt;&lt;/p&gt;
+&lt;p style=&quot; margin-top:12px; margin-bottom:12px; margin-left:0px; margin-right:0px; -qt-block-indent:0; text-indent:0px;&quot;&gt;&lt;span style=&quot; font-family:'.AppleSystemUIFont'; font-size:13pt; font-weight:600;&quot;&gt;Pillow (PIL Fork):&lt;/span&gt;&lt;/p&gt;
+&lt;p style=&quot; margin-top:12px; margin-bottom:12px; margin-left:0px; margin-right:0px; -qt-block-indent:0; text-indent:0px;&quot;&gt;&lt;span style=&quot; font-family:'.AppleSystemUIFont'; font-size:13pt;&quot;&gt;The Python Imaging Library (PIL) is&lt;/span&gt;&lt;/p&gt;
+&lt;p style=&quot; margin-top:0px; margin-bottom:0px; margin-left:0px; margin-right:0px; -qt-block-indent:0; text-indent:0px;&quot;&gt;&lt;span style=&quot; font-family:'.AppleSystemUIFont'; font-size:13pt;&quot;&gt;	Copyright © 1997-2011 by Secret Labs AB&lt;/span&gt;&lt;/p&gt;
+&lt;p style=&quot; margin-top:0px; margin-bottom:0px; margin-left:0px; margin-right:0px; -qt-block-indent:0; text-indent:0px;&quot;&gt;&lt;span style=&quot; font-family:'.AppleSystemUIFont'; font-size:13pt;&quot;&gt;	Copyright © 1995-2011 by Fredrik Lundh&lt;/span&gt;&lt;/p&gt;
+&lt;p style=&quot;-qt-paragraph-type:empty; margin-top:0px; margin-bottom:0px; margin-left:0px; margin-right:0px; -qt-block-indent:0; text-indent:0px; font-family:'.AppleSystemUIFont'; font-size:13pt;&quot;&gt;&lt;br /&gt;&lt;/p&gt;
+&lt;p style=&quot; margin-top:0px; margin-bottom:0px; margin-left:0px; margin-right:0px; -qt-block-indent:0; text-indent:0px;&quot;&gt;&lt;span style=&quot; font-family:'.AppleSystemUIFont'; font-size:13pt;&quot;&gt;Pillow is the friendly PIL fork. It is&lt;/span&gt;&lt;/p&gt;
+&lt;p style=&quot;-qt-paragraph-type:empty; margin-top:0px; margin-bottom:0px; margin-left:0px; margin-right:0px; -qt-block-indent:0; text-indent:0px; font-family:'.AppleSystemUIFont'; font-size:13pt;&quot;&gt;&lt;br /&gt;&lt;/p&gt;
+&lt;p style=&quot; margin-top:0px; margin-bottom:0px; margin-left:0px; margin-right:0px; -qt-block-indent:0; text-indent:0px;&quot;&gt;&lt;span style=&quot; font-family:'.AppleSystemUIFont'; font-size:13pt;&quot;&gt;	Copyright © 2010-2020 by Alex Clark and contributors&lt;/span&gt;&lt;/p&gt;
+&lt;p style=&quot;-qt-paragraph-type:empty; margin-top:0px; margin-bottom:0px; margin-left:0px; margin-right:0px; -qt-block-indent:0; text-indent:0px; font-family:'.AppleSystemUIFont'; font-size:13pt;&quot;&gt;&lt;br /&gt;&lt;/p&gt;
+&lt;p style=&quot; margin-top:0px; margin-bottom:0px; margin-left:0px; margin-right:0px; -qt-block-indent:0; text-indent:0px;&quot;&gt;&lt;span style=&quot; font-family:'.AppleSystemUIFont'; font-size:13pt;&quot;&gt;Like PIL, Pillow is licensed under the open source PIL Software License:&lt;/span&gt;&lt;/p&gt;
+&lt;p style=&quot;-qt-paragraph-type:empty; margin-top:0px; margin-bottom:0px; margin-left:0px; margin-right:0px; -qt-block-indent:0; text-indent:0px; font-family:'.AppleSystemUIFont'; font-size:13pt;&quot;&gt;&lt;br /&gt;&lt;/p&gt;
+&lt;p style=&quot; margin-top:0px; margin-bottom:0px; margin-left:0px; margin-right:0px; -qt-block-indent:0; text-indent:0px;&quot;&gt;&lt;span style=&quot; font-family:'.AppleSystemUIFont'; font-size:13pt;&quot;&gt;By obtaining, using, and/or copying this software and/or its associated documentation, you agree that you have read, understood, and will comply with the following terms and conditions:&lt;/span&gt;&lt;/p&gt;
+&lt;p style=&quot;-qt-paragraph-type:empty; margin-top:0px; margin-bottom:0px; margin-left:0px; margin-right:0px; -qt-block-indent:0; text-indent:0px; font-family:'.AppleSystemUIFont'; font-size:13pt;&quot;&gt;&lt;br /&gt;&lt;/p&gt;
+&lt;p style=&quot; margin-top:0px; margin-bottom:0px; margin-left:0px; margin-right:0px; -qt-block-indent:0; text-indent:0px;&quot;&gt;&lt;span style=&quot; font-family:'.AppleSystemUIFont'; font-size:13pt;&quot;&gt;Permission to use, copy, modify, and distribute this software and its associated documentation for any purpose and without fee is hereby granted, provided that the above copyright notice appears in all copies, and that both that copyright notice and this permission notice appear in supporting&lt;/span&gt;&lt;/p&gt;
+&lt;p style=&quot; margin-top:0px; margin-bottom:0px; margin-left:0px; margin-right:0px; -qt-block-indent:0; text-indent:0px;&quot;&gt;&lt;span style=&quot; font-family:'.AppleSystemUIFont'; font-size:13pt;&quot;&gt;documentation, and that the name of Secret Labs AB or the author not be used in advertising or publicity pertaining to distribution of the software without specific, written prior permission.&lt;/span&gt;&lt;/p&gt;
+&lt;p style=&quot;-qt-paragraph-type:empty; margin-top:0px; margin-bottom:0px; margin-left:0px; margin-right:0px; -qt-block-indent:0; text-indent:0px; font-family:'.AppleSystemUIFont'; font-size:13pt;&quot;&gt;&lt;br /&gt;&lt;/p&gt;
+&lt;p style=&quot; margin-top:0px; margin-bottom:0px; margin-left:0px; margin-right:0px; -qt-block-indent:0; text-indent:0px;&quot;&gt;&lt;span style=&quot; font-family:'.AppleSystemUIFont'; font-size:13pt;&quot;&gt;SECRET LABS AB AND THE AUTHOR DISCLAIMS ALL WARRANTIES WITH REGARD TO THIS SOFTWARE, INCLUDING ALL IMPLIED WARRANTIES OF MERCHANTABILITY AND FITNESS.  IN NO EVENT SHALL SECRET LABS AB OR THE AUTHOR BE LIABLE FOR ANY SPECIAL, INDIRECT OR CONSEQUENTIAL DAMAGES OR ANY DAMAGES WHATSOEVER RESULTING FROM LOSS OF USE, DATA OR PROFITS, WHETHER IN AN ACTION OF CONTRACT, NEGLIGENCE OR OTHER TORTIOUS ACTION, ARISING OUT OF OR IN CONNECTION WITH THE USE OR&lt;/span&gt;&lt;/p&gt;
+&lt;p style=&quot; margin-top:0px; margin-bottom:0px; margin-left:0px; margin-right:0px; -qt-block-indent:0; text-indent:0px;&quot;&gt;&lt;span style=&quot; font-family:'.AppleSystemUIFont'; font-size:13pt;&quot;&gt;PERFORMANCE OF THIS SOFTWARE.&lt;/span&gt;&lt;/p&gt;
+&lt;p style=&quot;-qt-paragraph-type:empty; margin-top:0px; margin-bottom:0px; margin-left:0px; margin-right:0px; -qt-block-indent:0; text-indent:0px; font-family:'.AppleSystemUIFont'; font-size:13pt;&quot;&gt;&lt;br /&gt;&lt;/p&gt;
+&lt;p style=&quot; margin-top:0px; margin-bottom:0px; margin-left:0px; margin-right:0px; -qt-block-indent:0; text-indent:0px;&quot;&gt;&lt;span style=&quot; font-family:'.AppleSystemUIFont'; font-size:13pt; font-weight:600;&quot;&gt;Qt 5 / PySide2:&lt;/span&gt;&lt;/p&gt;
+&lt;p style=&quot;-qt-paragraph-type:empty; margin-top:0px; margin-bottom:0px; margin-left:0px; margin-right:0px; -qt-block-indent:0; text-indent:0px; font-family:'.AppleSystemUIFont'; font-size:13pt;&quot;&gt;&lt;br /&gt;&lt;/p&gt;
+&lt;p style=&quot; margin-top:0px; margin-bottom:0px; margin-left:0px; margin-right:0px; -qt-block-indent:0; text-indent:0px;&quot;&gt;&lt;span style=&quot; font-family:'.AppleSystemUIFont'; font-size:13pt;&quot;&gt;See https://doc.qt.io/qt-5/opensourcelicense.html for licensing details of Qt 5 and PySide2.&lt;/span&gt;&lt;/p&gt;&lt;/body&gt;&lt;/html&gt;</string>
      </property>
      <property name="textInteractionFlags">
       <set>Qt::TextBrowserInteraction</set>
@@ -128,7 +128,7 @@
    <item row="2" column="0">
     <widget class="QLabel" name="label_copyright">
      <property name="text">
-      <string>Copyright © 2020-2022 by the California Institute of Technology.  All rights reserved.</string>
+      <string>Copyright © 2020-2025 by the California Institute of Technology.  All rights reserved.</string>
      </property>
     </widget>
    </item>
```
